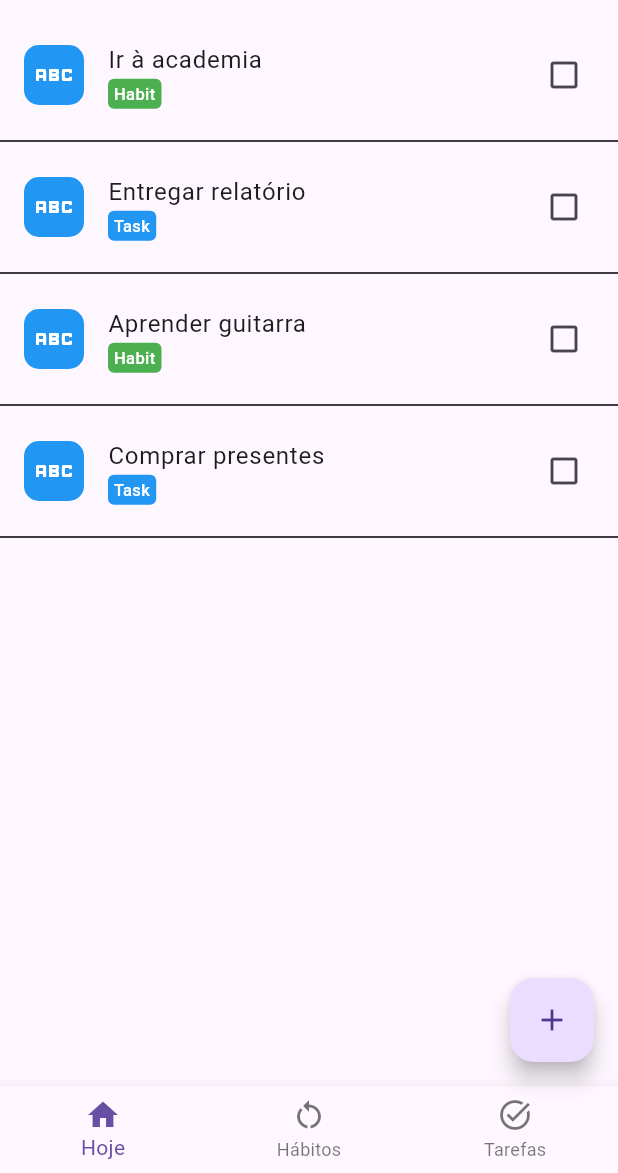
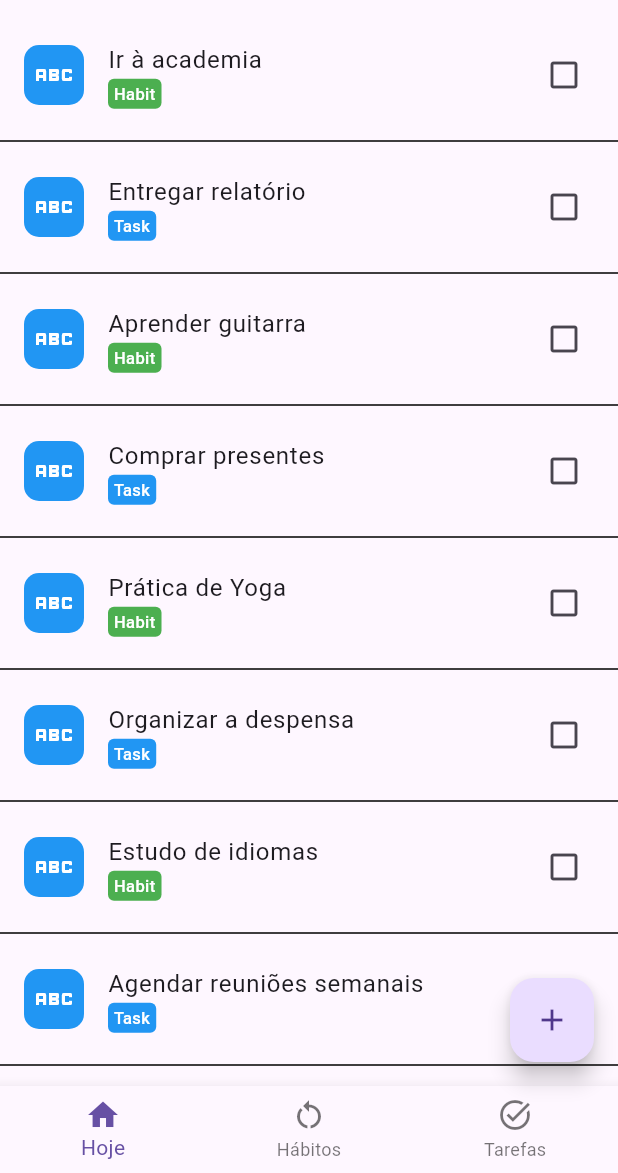
Before and after one commit to felipemarley/health_habit, a Flutter app: the MainScreen screen opened by its route, on a phone screen of 412 x 824 dp, the part 63-1236 px from its top. Run offline on Flutter 3.47's test engine with Material 3 defaults, Android fonts, the phone set to English and light mode, and no system bars.

Commit message:
add more mocked activities

```diff
--- a/lib/constants/mocked_activities.dart
+++ b/lib/constants/mocked_activities.dart
@@ -26,4 +26,44 @@ final List<Activity> activities = [
       description: "Comprar presentes de aniversário",
       category: CategoryConstants.task,
     ),
-  ];
+    Habit(
+      name: "Prática de Yoga",
+      description: "Fazer yoga todas as manhãs para melhorar a flexibilidade e reduzir o estresse",
+      category: CategoryConstants.task,
+    ),
+    Task(
+      name: "Organizar a despensa",
+      description: "Verificar validades e organizar os alimentos na despensa",
+      category: CategoryConstants.task,
+    ),
+    Habit(
+      name: "Estudo de idiomas",
+      description: "Estudar francês por 30 minutos diariamente usando um aplicativo",
+      category: CategoryConstants.task,
+    ),
+    Task(
+      name: "Agendar reuniões semanais",
+      description: "Agendar reuniões semanais com a equipe para sincronizar projetos",
+      category: CategoryConstants.task,
+    ),
+    Habit(
+      name: "Hidratação",
+      description: "Beber ao menos 2 litros de água todos os dias",
+      category: CategoryConstants.task,
+    ),
+    Task(
+      name: "Renovar seguro do carro",
+      description: "Comparar preços e renovar o seguro do carro antes do vencimento",
+      category: CategoryConstants.task,
+    ),
+    Habit(
+      name: "Jardinagem",
+      description: "Cuidar do jardim todas as tardes, regando e podando as plantas",
+      category: CategoryConstants.task,
+    ),
+    Task(
+      name: "Preparar a apresentação do projeto",
+      description: "Preparar slides para a apresentação do novo projeto no próximo encontro com investidores",
+      category: CategoryConstants.task,
+    ),
+];
```
